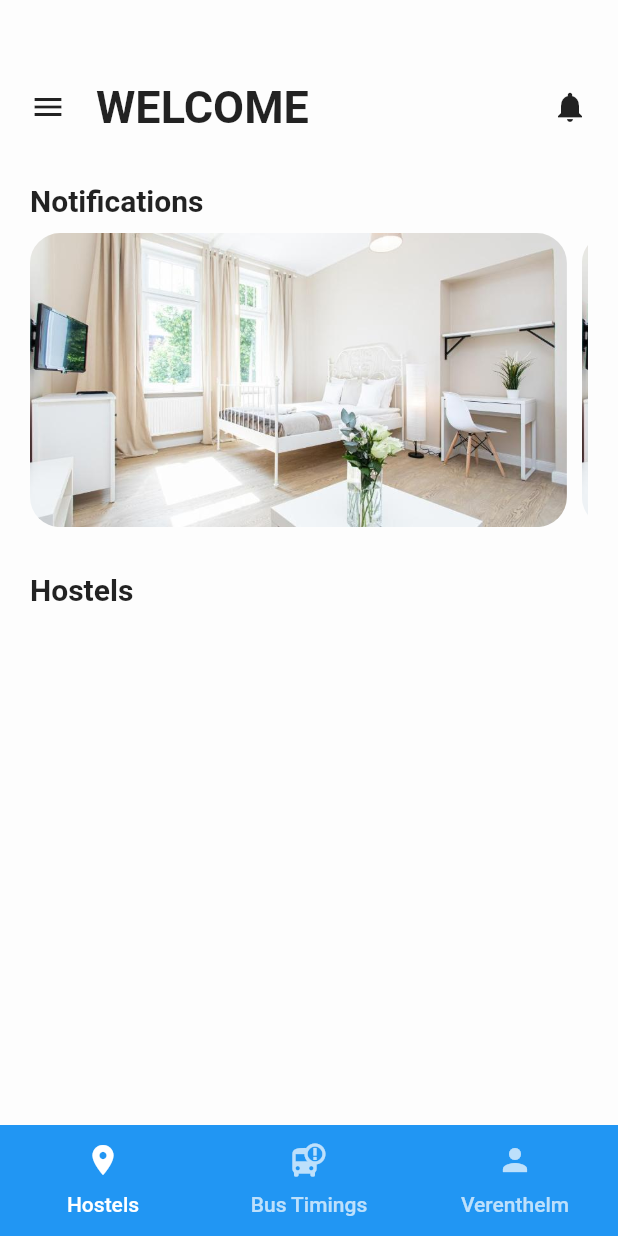
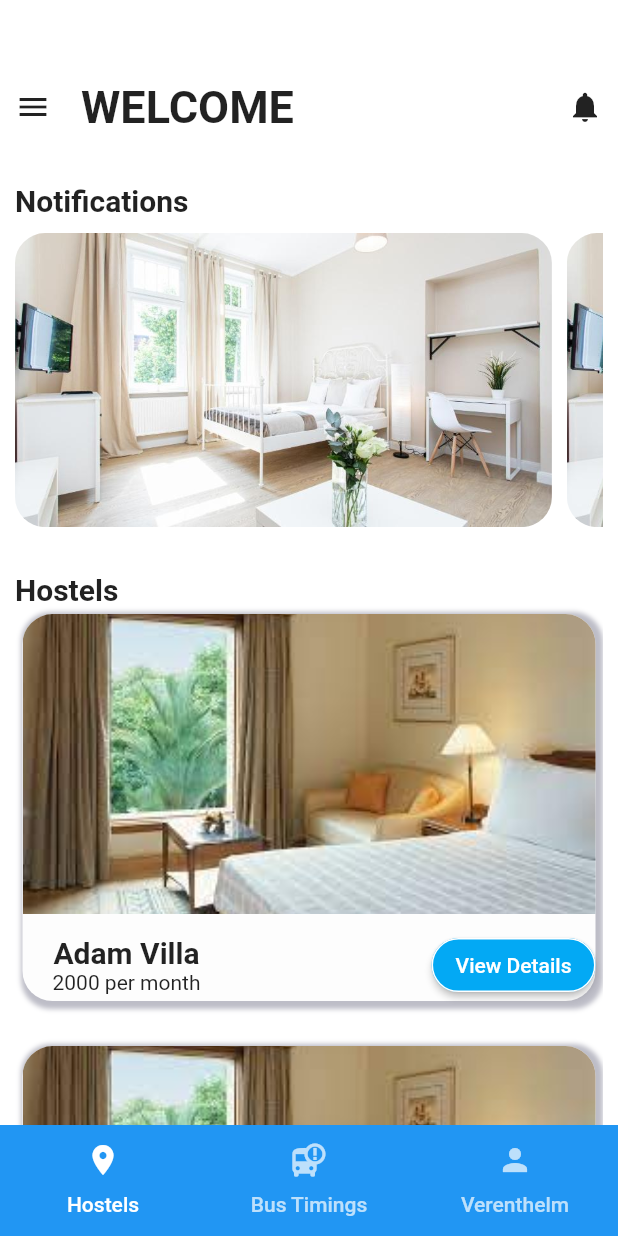
Before and after one commit to arunima-s/gecw-app, a Flutter app: the screen it shows after launch, on a phone screen of 412 x 824 dp. Run offline on Flutter 3.47's test engine with Material 2 defaults, Android fonts, the phone set to English and light mode, and no system bars; our stand-ins replace firebase_database; missing offline and left inert: dart:ffi, maps_launcher, web_scraper; accounts and stored records are empty.

Commit message:
Hostel screen and details screen

```diff
--- a/gecwapp/lib/Constants/strings.dart
+++ b/gecwapp/lib/Constants/strings.dart
@@ -1,9 +1,9 @@
 import 'package:flutter/material.dart';
 
 class AppColors {
-  static const white = Color.fromRGBO(253, 253, 253, 1);
+  static const systemWhite = Color.fromRGBO(253, 253, 253, 1);
   static const grey1 = Color.fromRGBO(236, 236, 234, 1);
   static const grey2 = Color.fromRGBO(227, 227, 225, 1);
   static const grey3 = Color.fromRGBO(189, 189, 199, 1);
-  static const grey4 = Color.fromRGBO(80, 80, 80, 1);
+  static const darkGrey = Color.fromRGBO(80, 80, 80, 1);
 }
--- a/gecwapp/lib/Models/hostelListModel.dart
+++ b/gecwapp/lib/Models/hostelListModel.dart
@@ -1,17 +1,19 @@
 import 'dart:ffi';
 
 class HostelListModel {
-  String id;
-  String name;
-  String image;
+  final String id;
+  final String name;
+  final String image;
+  final String location;
 
-  HostelListModel(this.id, this.name, this.image);
+  HostelListModel(this.id, this.name, this.image, this.location);
 
   HostelListModel.fromJson(Map<dynamic, dynamic> json)
       // : date = DateTime.parse(json['date'] as String),
       : id = json['id'] as String,
         name = json['name'] as String,
-        image = json['image'] as String;
+        image = json['image'] as String,
+        location = json['location'] as String;
 
   Map<dynamic, dynamic> toJson() =>
       <dynamic, dynamic>{'id': id, 'name': name, 'image': image};
--- a/gecwapp/lib/customWidgets/hostelListItem.dart
+++ b/gecwapp/lib/customWidgets/hostelListItem.dart
@@ -1,30 +1,74 @@
 import 'package:flutter/material.dart';
+import 'package:gecwapp/Constants/strings.dart';
+import 'package:gecwapp/Models/hostelListModel.dart';
+import 'package:gecwapp/Screens/hostelDetailsScreen.dart';
 import 'package:gecwapp/customWidgets/imagebanner.dart';
 
 class HostelListItem extends StatelessWidget {
-  final String _hostelName, _imageName;
-  HostelListItem(this._hostelName, this._imageName);
+  HostelListModel hostelListModel;
+  HostelListItem(this.hostelListModel);
 
   @override
   Widget build(BuildContext context) {
     return Container(
-      // constraints: BoxConstraints.expand(height: 250.0),
-      // padding: EdgeInsets.all(10),
+      decoration: BoxDecoration(
+          borderRadius: BorderRadius.all(Radius.circular(20)),
+          color: AppColors.systemWhite,
+          boxShadow: [
+            BoxShadow(
+                color: AppColors.grey3,
+                offset: Offset(2.0, 2.0),
+                spreadRadius: 3.0,
+                blurRadius: 2.0)
+          ]),
       margin: EdgeInsets.all(5),
       child: Column(
-        // mainAxisAlignment: MainAxisAlignment.center,
         crossAxisAlignment: CrossAxisAlignment.start,
         children: [
-          ImageBanner(_imageName),
+          ImageBanner(hostelListModel.image),
           Container(
             margin: EdgeInsets.fromLTRB(0.0, 10.0, 0.0, 0.0),
-            child: Text(_hostelName),
+            child: Row(
+              mainAxisAlignment: MainAxisAlignment.spaceBetween,
+              children: [
+                Padding(
+                  padding: const EdgeInsets.fromLTRB(20, 0, 0, 0),
+                  child: Column(
+                    children: [
+                      Text(
+                        "Adam Villa",
+                        style: TextStyle(
+                            fontWeight: FontWeight.bold, fontSize: 20),
+                      ),
+                      Text("2000 per month")
+                    ],
+                  ),
+                ),
+                ElevatedButton(
+                    style: ButtonStyle(
+                        foregroundColor:
+                            MaterialStateProperty.all<Color>(Colors.white),
+                        backgroundColor:
+                            MaterialStateProperty.all<Color>(Colors.lightBlue),
+                        shape:
+                            MaterialStateProperty.all<RoundedRectangleBorder>(
+                                RoundedRectangleBorder(
+                                    borderRadius: BorderRadius.circular(18.0),
+                                    side: BorderSide(color: Colors.white)))),
+                    onPressed: () => onDetailsTap(context, hostelListModel),
+                    child: Text("View Details"))
+              ],
+            ),
           ),
-          Divider(
-            color: Colors.black,
-          )
         ],
       ),
     );
   }
+
+  void onDetailsTap(BuildContext context, HostelListModel hostelListModel) {
+    Navigator.push(
+        context,
+        MaterialPageRoute(
+            builder: (context) => HostelDetailsScreen(hostelListModel)));
+  }
 }
--- a/gecwapp/lib/customWidgets/imagebanner.dart
+++ b/gecwapp/lib/customWidgets/imagebanner.dart
@@ -11,15 +11,19 @@ class ImageBanner extends StatelessWidget {
       constraints: BoxConstraints.expand(
         height: 200.0,
       ),
-      decoration: BoxDecoration(color: Colors.grey),
-      // child: Image.asset(
+      // decoration: BoxDecoration(color: Colors.grey),
+      child: ClipRRect(
+        borderRadius:
+            BorderRadius.vertical(top: Radius.circular(20)), // Image border
+        child: Image.asset(
+          _assetPath,
+          fit: BoxFit.cover,
+        ),
+      ),
+      // child: Image.network(
       //   _assetPath,
       //   fit: BoxFit.cover,
       // ),
-      child: Image.network(
-        _assetPath,
-        fit: BoxFit.cover,
-      ),
     );
   }
 }
--- a/gecwapp/lib/screens/hostelListScreen.dart
+++ b/gecwapp/lib/screens/hostelListScreen.dart
@@ -1,32 +1,52 @@
+import 'package:firebase_database/firebase_database.dart';
 import 'package:flutter/material.dart';
 import 'package:flutter/rendering.dart';
 import 'package:gecwapp/Constants/strings.dart';
+import 'package:gecwapp/CustomWidgets/hostelListItem.dart';
 import 'package:gecwapp/Models/hostelListModel.dart';
 import 'package:gecwapp/WebServices/hostelAPIManager.dart';
-import 'package:gecwapp/customWidgets/hostelListItem.dart';
 
 import 'package:firebase_database/ui/firebase_animated_list.dart';
 
 class HostelList extends StatefulWidget {
   HostelList({Key? key}) : super(key: key);
   final hostelAPIManager = HostelAPIManager();
-
   @override
   HostelListScreen createState() => HostelListScreen();
 }
 
 class HostelListScreen extends State<HostelList> {
   ScrollController _scrollController = ScrollController();
+  var hostelData = [];
+
+  var dummyHostelData = [
+    HostelListModel("1", "name", "assets/images/room2.jpeg",
+        "https://goo.gl/maps/sWPNYHsvxx8G9KGH9"),
+    HostelListModel("1", "name", "assets/images/room2.jpeg",
+        "https://goo.gl/maps/sWPNYHsvxx8G9KGH9"),
+    HostelListModel("1", "name", "assets/images/room2.jpeg",
+        "https://goo.gl/maps/sWPNYHsvxx8G9KGH9"),
+    HostelListModel("1", "name", "assets/images/room2.jpeg",
+        "https://goo.gl/maps/sWPNYHsvxx8G9KGH9")
+  ];
+
+  @override
+  void initState() {
+    // TODO: implement initState
+    getDummyList();
+    super.initState();
+  }
 
   @override
   Widget build(BuildContext context) {
+    // _getMessageList();
     // final hostels
     return Scaffold(
       body: Container(
-        color: AppColors.white,
-        padding: EdgeInsets.fromLTRB(20, 30, 20, 30),
+        color: Colors.white,
+        padding: EdgeInsets.fromLTRB(10, 30, 10, 0),
         child: ListView(
-          // shrinkWrap: true,
+          shrinkWrap: true,
           // mainAxisAlignment: MainAxisAlignment.start,
           // crossAxisAlignment: CrossAxisAlignment.start,
           children: [
@@ -68,50 +88,56 @@ class HostelListScreen extends State<HostelList> {
                 style: TextStyle(fontWeight: FontWeight.bold, fontSize: 20),
               ),
             ),
-            // Container(
-            //     // Horizontal list view
-            //     padding: EdgeInsets.only(top: 10),
-            //     height: MediaQuery.of(context).size.height * 2,
-            //     child: _getDummyList()),
+            Container(
+                // child: hostelData.isEmpty
+                // ? CircularProgressIndicator()
+                // : ListView.builder(
+                //     shrinkWrap: true,
+                //     physics: ClampingScrollPhysics(),
+                //     itemCount: hostelData.length,
+                //     itemBuilder: (BuildContext context, int index) {
+                //       return HostelListItem(hostelData[index]);
+                //     },
+                //   ),
+                child: ListView.separated(
+              shrinkWrap: true,
+              physics: ClampingScrollPhysics(),
+              separatorBuilder: (BuildContext context, int index) {
+                return SizedBox(height: 20);
+              },
+              itemCount: dummyHostelData.length,
+              itemBuilder: (BuildContext context, int index) {
+                return HostelListItem(dummyHostelData[index]);
+              },
+            ))
           ],
         ),
       ),
     );
   }
 
-  ///////////////////////
-  //////////////////////////
-  //////////////////////////
-  //////////////////////////
-
-  Widget _getMessageList() {
-    return Expanded(
-      child: FirebaseAnimatedList(
-        controller: _scrollController,
-        query: widget.hostelAPIManager.getMessageQuery(),
-        itemBuilder: (context, snapshot, animation, index) {
-          final json = snapshot.value as Map<dynamic, dynamic>;
-          final message = HostelListModel.fromJson(json);
-          print(message);
-          return HostelListItem(message.name, message.image);
-        },
-      ),
-    );
+  // List<HostelListModel> getDummyList() {
+  Future<void> getDummyList() async {
+    print("myr");
+    final databaseRef =
+        FirebaseDatabase.instance.reference(); //database reference object
+    await databaseRef.child('messages').once().then((DataSnapshot snapshot) {
+      // print('Data : ${snapshot.value}');
+      final json = snapshot.value as List<dynamic>;
+      final message = json.map((e) => HostelListModel.fromJson(e)).toList();
+      // print(message);
+      setState(() {
+        hostelData = message;
+      });
+      // snapshot.value
+    });
   }
 
-  Widget _getDummyList() {
-    return Expanded(
-      child: ListView(
-        physics: const NeverScrollableScrollPhysics(),
-        children: [
-          HostelListItem("_hostelName", "https://picsum.photos/id/237/200/300"),
-          HostelListItem("_hostelName", "https://picsum.photos/id/237/200/300"),
-          HostelListItem("_hostelName", "https://picsum.photos/id/237/200/300"),
-          HostelListItem("_hostelName", "https://picsum.photos/id/237/200/300"),
-          HostelListItem("_hostelName", "https://picsum.photos/id/237/200/300")
-        ],
-      ),
-    );
+  Future<String> getData() {
+    return Future.delayed(Duration(seconds: 2), () {
+      return "I am data";
+      // throw Exception("Custom Error");
+    });
   }
 
   Widget _getRowList() {
--- a/gecwapp/pubspec.yaml
+++ b/gecwapp/pubspec.yaml
@@ -27,6 +27,7 @@ dependencies:
   firebase_database: 7.1.1
   web_scraper: ^0.1.4
   url_launcher: ^6.0.5
+  maps_launcher: ^2.0.1
 
 
   # The following adds the Cupertino Icons font to your application.
```
Also changed, not shown: gecwapp/lib/screens/hostelDetailsScreen.dart (added, +68 -0 lines).
